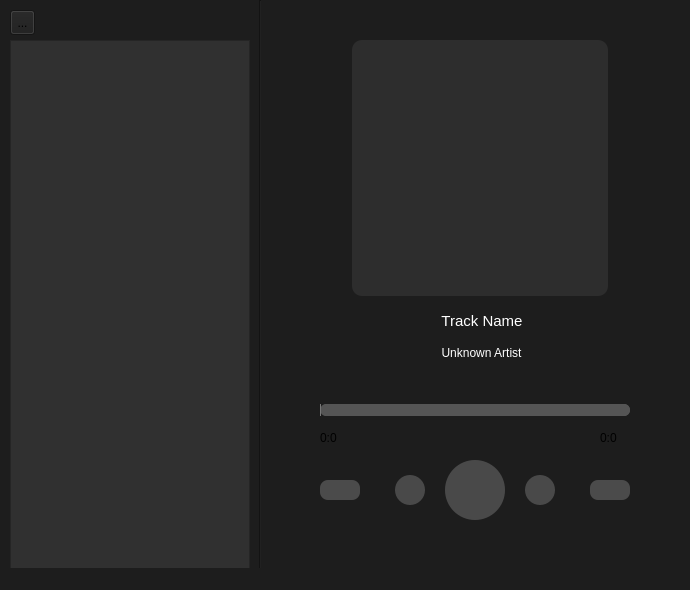
First picture: the form in mainwindow.ui, repository VadiksMoniks/audio-wave, before the edit.
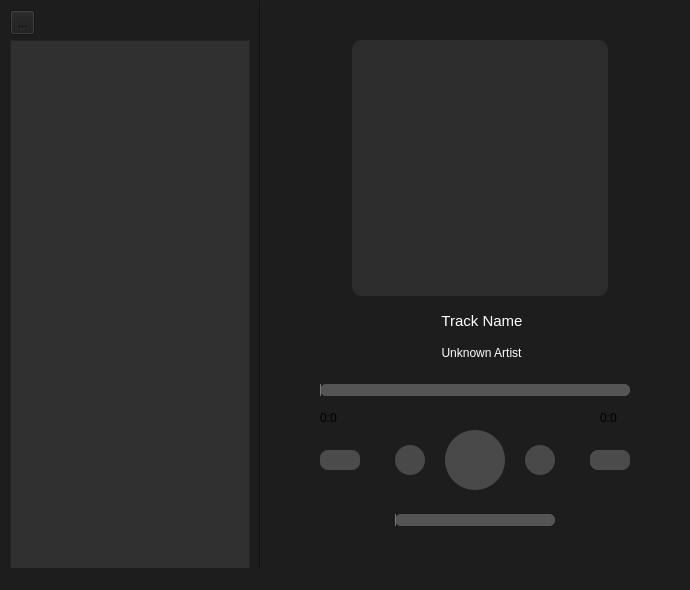
Second picture: the form after the edit. Icons and pictures are not drawn.

Commit message: feat: added volume slider and volume changing logic

Patch:
```diff
--- a/mainwindow.ui
+++ b/mainwindow.ui
@@ -37,7 +37,7 @@
     <property name="geometry">
      <rect>
       <x>445</x>
-      <y>460</y>
+      <y>430</y>
       <width>60</width>
       <height>60</height>
      </rect>
@@ -72,7 +72,7 @@
     <property name="geometry">
      <rect>
       <x>395</x>
-      <y>475</y>
+      <y>445</y>
       <width>30</width>
       <height>30</height>
      </rect>
@@ -108,7 +108,7 @@
     <property name="geometry">
      <rect>
       <x>525</x>
-      <y>475</y>
+      <y>445</y>
       <width>30</width>
       <height>30</height>
      </rect>
@@ -162,7 +162,7 @@
     <property name="geometry">
      <rect>
       <x>320</x>
-      <y>480</y>
+      <y>450</y>
       <width>40</width>
       <height>20</height>
      </rect>
@@ -198,7 +198,7 @@
     <property name="geometry">
      <rect>
       <x>590</x>
-      <y>480</y>
+      <y>450</y>
       <width>40</width>
       <height>20</height>
      </rect>
@@ -250,7 +250,7 @@
     <property name="geometry">
      <rect>
       <x>320</x>
-      <y>400</y>
+      <y>380</y>
       <width>310</width>
       <height>20</height>
      </rect>
@@ -287,7 +287,7 @@
     <property name="geometry">
      <rect>
       <x>320</x>
-      <y>430</y>
+      <y>410</y>
       <width>30</width>
       <height>16</height>
      </rect>
@@ -300,7 +300,7 @@
     <property name="geometry">
      <rect>
       <x>600</x>
-      <y>430</y>
+      <y>410</y>
       <width>30</width>
       <height>16</height>
      </rect>
@@ -369,6 +369,22 @@
      <bool>false</bool>
     </property>
    </widget>
+   <widget class="QSlider" name="volumeSlider">
+    <property name="geometry">
+     <rect>
+      <x>395</x>
+      <y>510</y>
+      <width>160</width>
+      <height>20</height>
+     </rect>
+    </property>
+    <property name="styleSheet">
+     <string notr="true">QSlider::groove:horizontal { height: 12px; /* толщина полосы */ background: #555555; /* тёмно-серый цвет */ border-radius: 6px; /* скругление краёв */ } QSlider::sub-page:horizontal { background: #777777; /* цвет заполненной части */ border-radius: 6px; } QSlider::add-page:horizontal { background: #555555; /* цвет оставшейся части */ border-radius: 6px; }</string>
+    </property>
+    <property name="orientation">
+     <enum>Qt::Orientation::Horizontal</enum>
+    </property>
+   </widget>
   </widget>
   <widget class="QMenuBar" name="menubar">
    <property name="geometry">
```
The commit also changes 5 other files.
